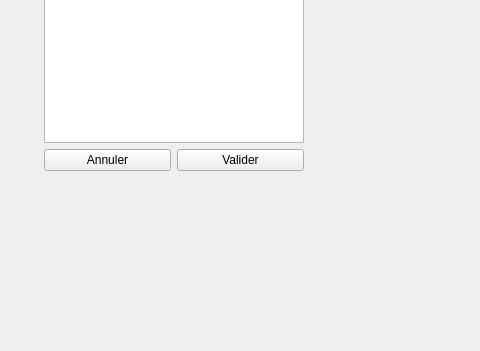
This is Jeu/ui/vue_profil_charger.ui in gregaou/QWhereIsTheKeys as Qt 5 draws it before an edit; both pictures show x 226 to 706 and y 249 to 600 of the 800 by 600 pixel window. The edited form follows.
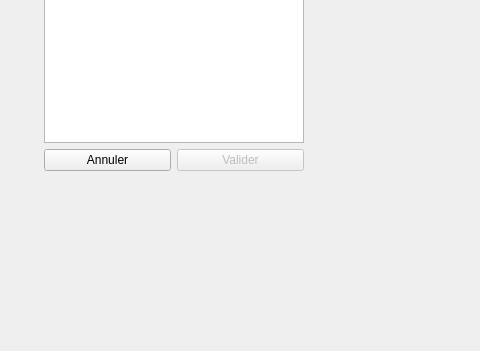
This is the edited form.

```diff
--- a/Jeu/ui/vue_profil_charger.ui
+++ b/Jeu/ui/vue_profil_charger.ui
@@ -74,6 +74,9 @@
          </item>
          <item>
           <widget class="QPushButton" name="boutonValider">
+           <property name="enabled">
+            <bool>false</bool>
+           </property>
            <property name="text">
             <string>Valider</string>
            </property>
```
Left out of the diff: 2 changed lines with no effect on the pictures.
